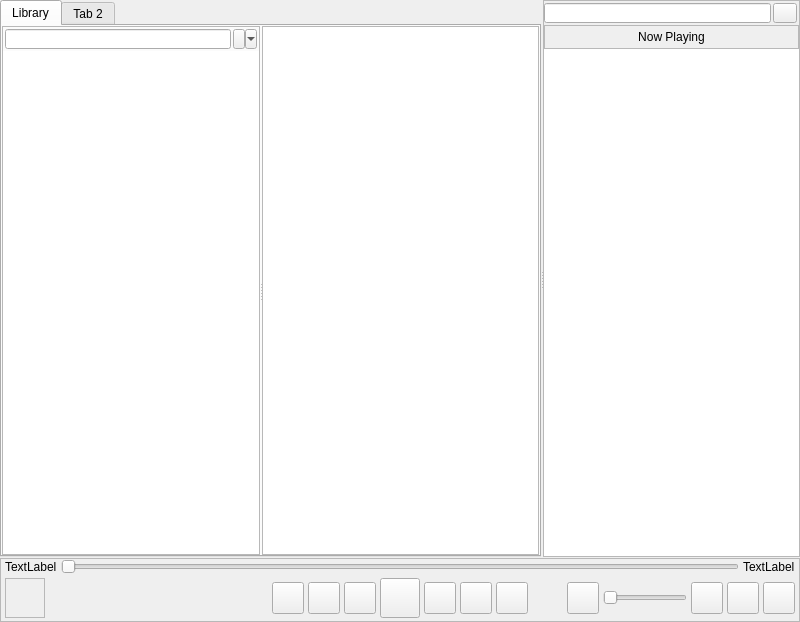
Before: the Qt Designer form apollo/gui/mainwindow_apollo.ui in zoell/Apollo, drawn with Qt 5.
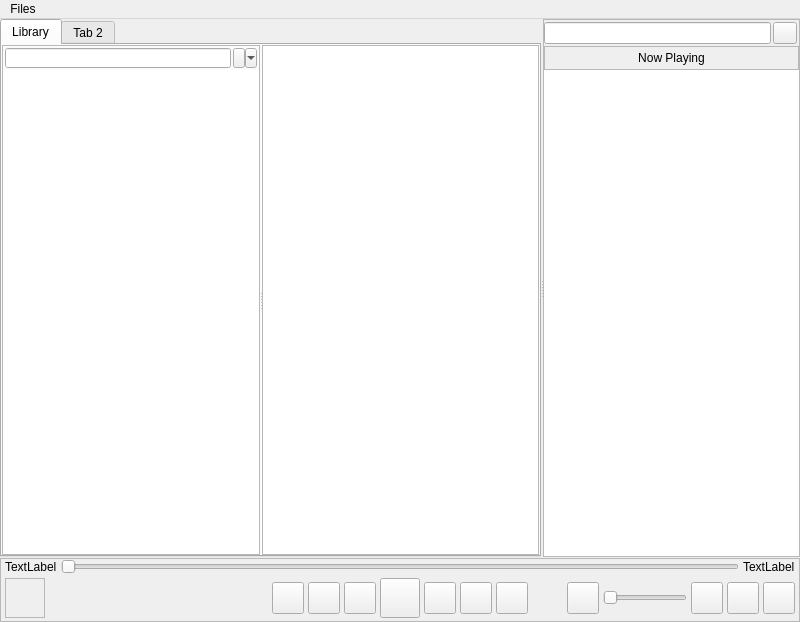
After: the same form once the commit is applied.

```diff
--- a/apollo/gui/mainwindow_apollo.ui
+++ b/apollo/gui/mainwindow_apollo.ui
@@ -401,7 +401,7 @@
            <property name="maximumSize">
             <size>
              <width>16777215</width>
-             <height>24</height>
+             <height>16777215</height>
             </size>
            </property>
            <layout class="QHBoxLayout" name="horizontalLayout">
@@ -1077,6 +1077,15 @@
      <height>22</height>
     </rect>
    </property>
+   <widget class="QMenu" name="menuFiles">
+    <property name="title">
+     <string>Files</string>
+    </property>
+    <addaction name="actionDataBase_Manager"/>
+    <addaction name="actionMetadata_Edit"/>
+    <addaction name="actionFile_Orginizer"/>
+   </widget>
+   <addaction name="menuFiles"/>
   </widget>
  </widget>
  <resources/>
```
Left out of the diff: 15 changed lines with no effect on the pictures.
